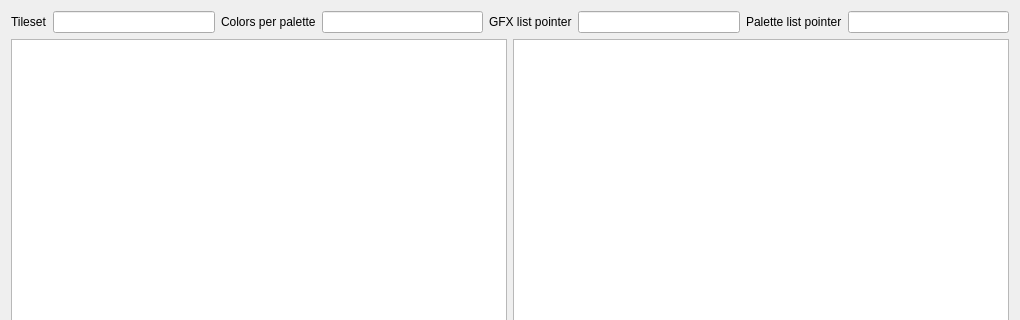
Above: dsvedit/tileset_editor.ui from LagoLunatic/DSVEdit before the change; both pictures show x 0 to 1020 and y 0 to 320 of the 1020 by 640 pixel window. Below: the same form after it.
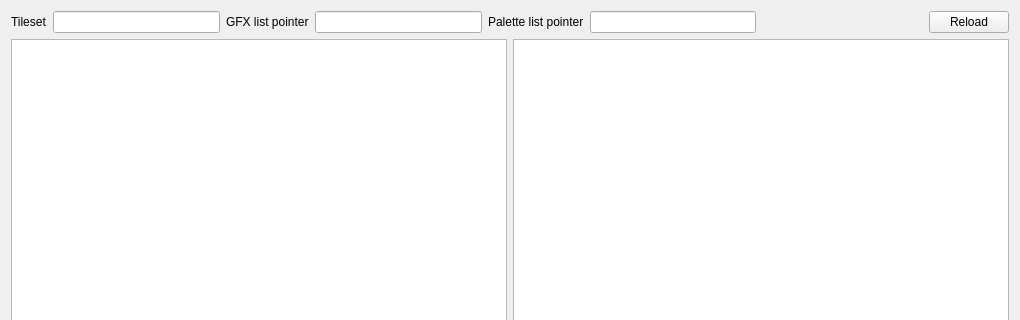
That is the form after the change.

Commit message: Refactor room gfx/tileset related things

```diff
--- a/dsvedit/tileset_editor.ui
+++ b/dsvedit/tileset_editor.ui
@@ -26,16 +26,6 @@
      <item>
       <widget class="QLineEdit" name="tileset_pointer"/>
      </item>
-     <item>
-      <widget class="QLabel" name="label_6">
-       <property name="text">
-        <string>Colors per palette</string>
-       </property>
-      </widget>
-     </item>
-     <item>
-      <widget class="QLineEdit" name="colors_per_palette"/>
-     </item>
      <item>
       <widget class="QLabel" name="label_9">
        <property name="text">
@@ -56,6 +46,26 @@
      <item>
       <widget class="QLineEdit" name="palette_list_pointer"/>
      </item>
+     <item>
+      <spacer name="horizontalSpacer">
+       <property name="orientation">
+        <enum>Qt::Horizontal</enum>
+       </property>
+       <property name="sizeHint" stdset="0">
+        <size>
+         <width>40</width>
+         <height>20</height>
+        </size>
+       </property>
+      </spacer>
+     </item>
+     <item>
+      <widget class="QPushButton" name="reload_button">
+       <property name="text">
+        <string>Reload</string>
+       </property>
+      </widget>
+     </item>
     </layout>
    </item>
    <item>
```
The commit also changes 7 other files.
